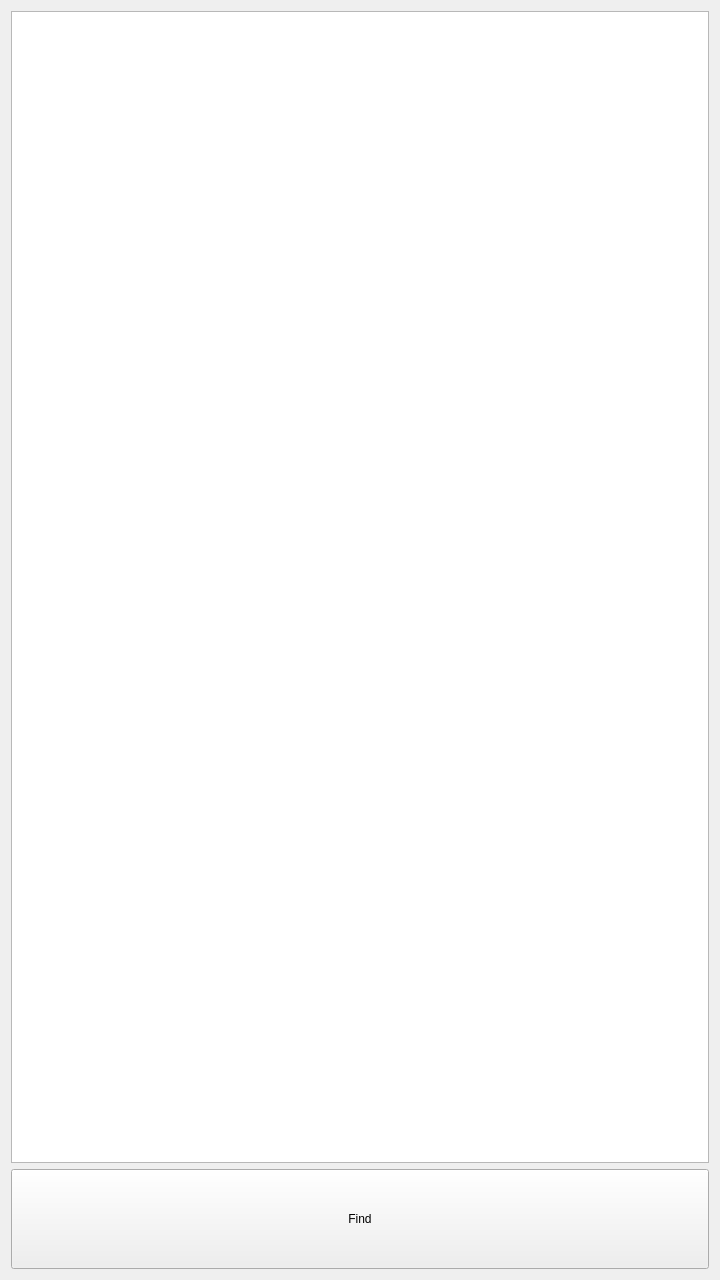
Mcublog/AutoLubeApp, file forms/scanpage.ui: the form before one commit.
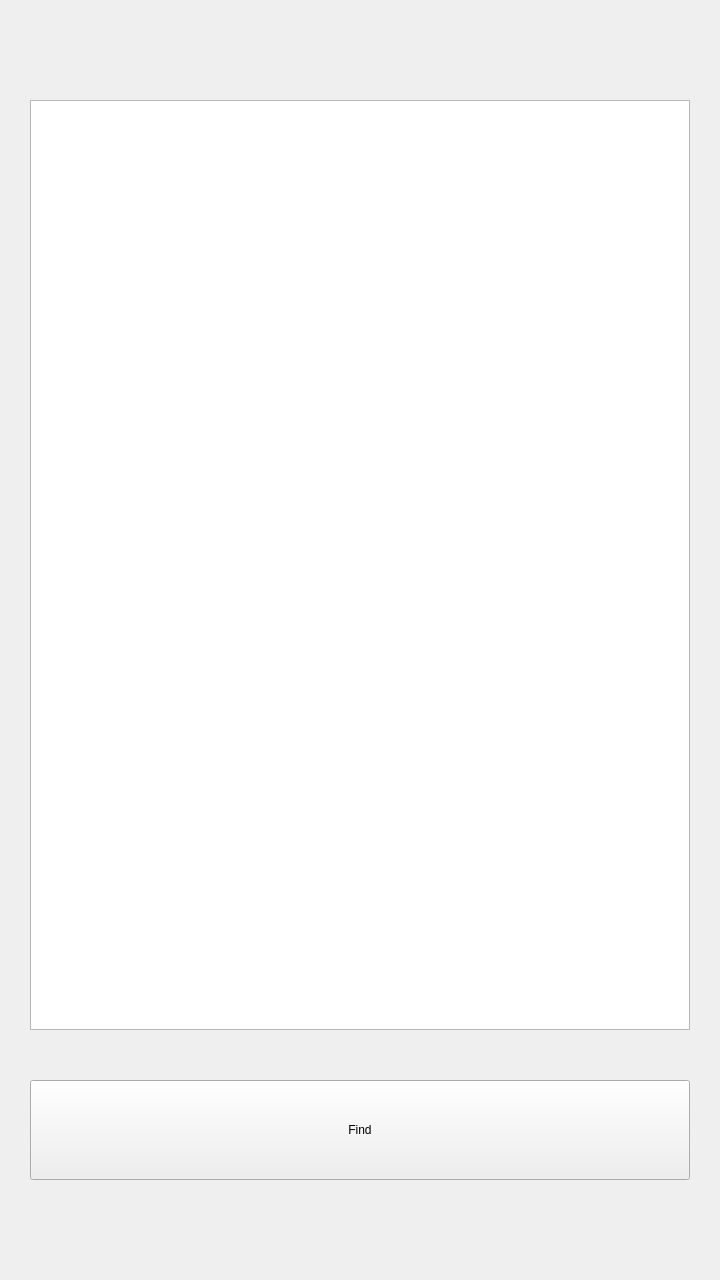
The form after the commit.

Patch:
```diff
--- a/forms/scanpage.ui
+++ b/forms/scanpage.ui
@@ -14,6 +14,21 @@
    <string>Form</string>
   </property>
   <layout class="QVBoxLayout" name="verticalLayout_2">
+   <property name="spacing">
+    <number>50</number>
+   </property>
+   <property name="leftMargin">
+    <number>30</number>
+   </property>
+   <property name="topMargin">
+    <number>100</number>
+   </property>
+   <property name="rightMargin">
+    <number>30</number>
+   </property>
+   <property name="bottomMargin">
+    <number>100</number>
+   </property>
    <item>
     <layout class="QVBoxLayout" name="verticalLayout">
      <item>
```
